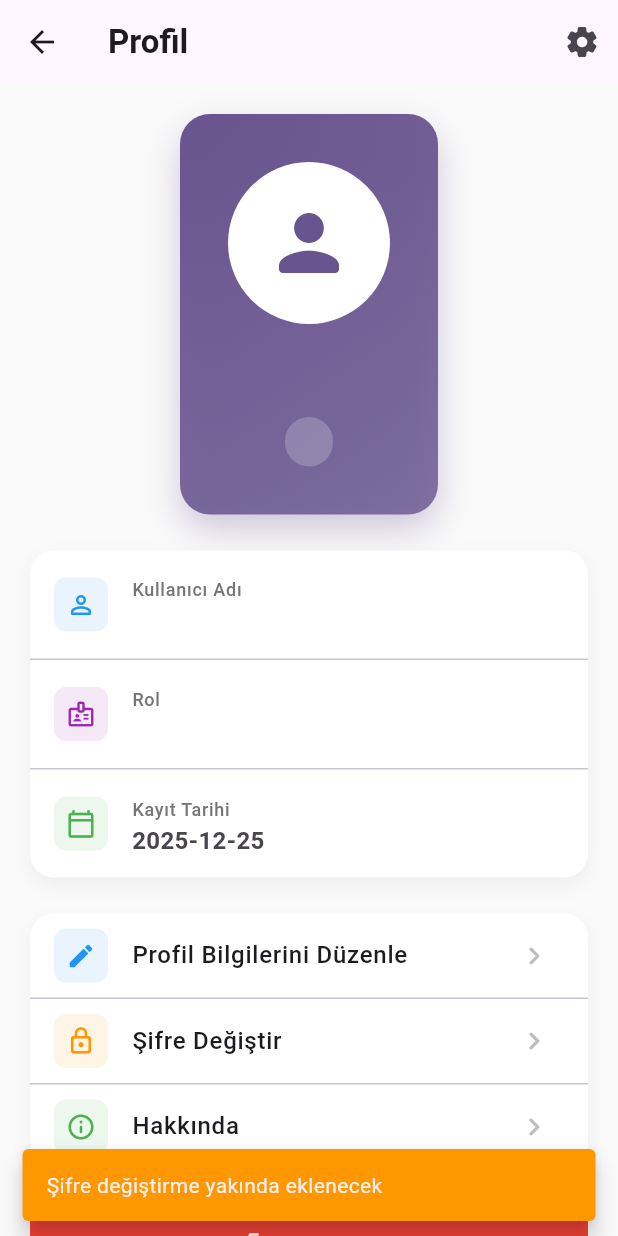
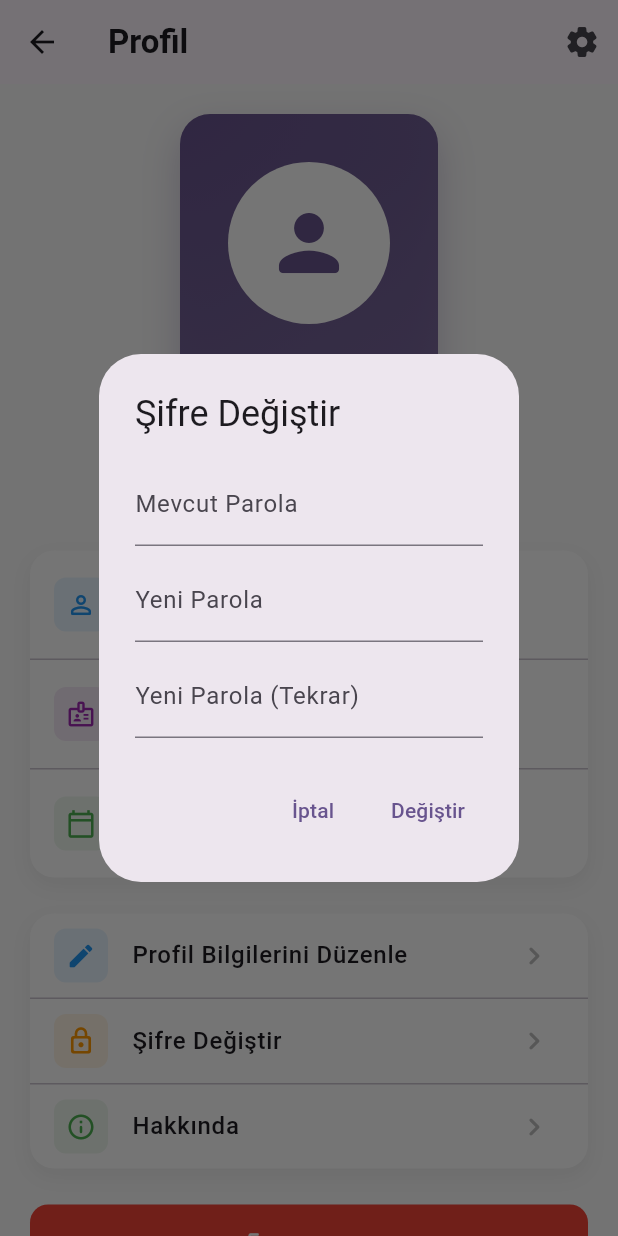
Before and after one commit to er3nnz/flutterProject, a Flutter app: the ProfileScreen screen opened directly, after a tap on "Şifre Değiştir", on a phone screen of 412 x 824 dp. Run offline on Flutter 3.47's test engine with Material 3 defaults, Android fonts, the phone set to English and light mode, and no system bars; our stand-ins replace shared_preferences, sqflite; accounts and stored records are empty.

Commit message:
profil sayfası düzenlendi.

```diff
--- a/lib/main.dart
+++ b/lib/main.dart
@@ -1,10 +1,12 @@
 import 'package:flutter/material.dart';
 import 'package:ders_project/screens/login_screen.dart';
 import 'package:ders_project/db/database_helper.dart';
+import 'package:ders_project/services/auth_service.dart';
 
 Future<void> main() async {
   WidgetsFlutterBinding.ensureInitialized();
   await _seedAdminIfMissing();
+  await AuthService.instance.init();
   runApp(const MyApp());
 }
 
@@ -19,7 +21,6 @@ Future<void> _seedAdminIfMissing() async {
     final existing = await db.getUserByUsername(adminUsername);
     if (existing == null) {
       await db.registerUser(username: adminUsername, password: adminPassword, role: 'admin');
-      print('Seeded default admin user: $adminUsername');
     } else {
       print('Admin user already exists');
     }
--- a/lib/screens/login_screen.dart
+++ b/lib/screens/login_screen.dart
@@ -1,5 +1,6 @@
 import 'package:flutter/material.dart';
 import 'package:ders_project/db/database_helper.dart';
+import 'package:ders_project/services/auth_service.dart';
 import 'package:ders_project/screens/register_screen.dart';
 import 'package:ders_project/screens/admin_home_screen.dart';
 import 'package:ders_project/screens/user_home_screen.dart';
@@ -39,6 +40,9 @@ class _LoginScreenState extends State<LoginScreen> {
       if (user == null) {
         ScaffoldMessenger.of(context).showSnackBar(const SnackBar(content: Text('Kullanıcı adı veya parola yanlış')));
       } else {
+        // Persist session
+        await AuthService.instance.setCurrentUser(user);
+
         ScaffoldMessenger.of(context).showSnackBar(const SnackBar(content: Text('Giriş başarılı')));
         if (user.role == 'admin') {
           Navigator.of(context).pushReplacement(MaterialPageRoute(builder: (_) => const AdminHomeScreen()));
@@ -61,7 +65,7 @@ class _LoginScreenState extends State<LoginScreen> {
       body: Container(
         decoration: BoxDecoration(
           gradient: LinearGradient(
-            colors: [Colors.white, theme.colorScheme.primary.withOpacity(0.06)],
+            colors: [Colors.white, theme.colorScheme.primary.withValues(alpha: 0.06)],
             begin: Alignment.topCenter,
             end: Alignment.bottomCenter,
           ),
--- a/lib/screens/profile_screen.dart
+++ b/lib/screens/profile_screen.dart
@@ -1,5 +1,8 @@
 import 'package:flutter/material.dart';
-import '../models/user.dart';
+import 'package:ders_project/models/user.dart';
+import 'package:ders_project/services/auth_service.dart';
+import 'package:ders_project/screens/login_screen.dart';
+import 'package:ders_project/db/database_helper.dart';
 
 class ProfileScreen extends StatefulWidget {
   const ProfileScreen({super.key});
@@ -11,20 +14,167 @@ class ProfileScreen extends StatefulWidget {
 class _ProfileScreenState extends State<ProfileScreen> {
   User? _currentUser;
   bool _isLoading = true;
+  late VoidCallback _authListener;
 
   @override
   void initState() {
     super.initState();
+    _authListener = () {
+      setState(() {
+        _currentUser = AuthService.instance.currentUser.value;
+      });
+    };
+    AuthService.instance.currentUser.addListener(_authListener);
     _loadUserProfile();
+  }
+
+  @override
+  void dispose() {
+    AuthService.instance.currentUser.removeListener(_authListener);
+    super.dispose();
   }
 
   Future<void> _loadUserProfile() async {
     setState(() => _isLoading = true);
-    // TODO: Get current logged in user from auth state
-    // For now, we'll show a placeholder
+    final user = await AuthService.instance.getCurrentUser();
     setState(() {
+      _currentUser = user;
       _isLoading = false;
     });
+  }
+
+  // New: Edit profile (username)
+  Future<void> _showEditProfileDialog() async {
+    final db = DatabaseHelper.instance;
+    final usernameController = TextEditingController(text: _currentUser?.username ?? '');
+    final formKey = GlobalKey<FormState>();
+    final result = await showDialog<bool>(
+      context: context,
+      builder: (context) => AlertDialog(
+        title: const Text('Profil Bilgilerini Düzenle'),
+        content: Form(
+          key: formKey,
+          child: TextFormField(
+            controller: usernameController,
+            decoration: const InputDecoration(labelText: 'Kullanıcı adı'),
+            validator: (v) => (v == null || v.trim().isEmpty) ? 'Kullanıcı adı gerekli' : null,
+          ),
+        ),
+        actions: [
+          TextButton(onPressed: () => Navigator.pop(context, false), child: const Text('İptal')),
+          TextButton(
+            onPressed: () async {
+              if (!formKey.currentState!.validate()) return;
+              final newUsername = usernameController.text.trim();
+              try {
+                // ensure not taken by another user
+                final check = await db.getUserByUsername(newUsername);
+                if (check != null && check.id != _currentUser?.id) {
+                  ScaffoldMessenger.of(context).showSnackBar(const SnackBar(content: Text('Bu kullanıcı adı zaten kullanılıyor')));
+                  return;
+                }
+
+                if (_currentUser?.id == null) {
+                  ScaffoldMessenger.of(context).showSnackBar(const SnackBar(content: Text('Kullanıcı bilgisi bulunamadı')));
+                  return;
+                }
+
+                await db.updateUsername(_currentUser!.id!, newUsername);
+                final updated = await db.getUserById(_currentUser!.id!);
+                if (updated != null) {
+                  await AuthService.instance.setCurrentUser(updated);
+                }
+
+                if (!mounted) return;
+                ScaffoldMessenger.of(context).showSnackBar(const SnackBar(content: Text('Kullanıcı adı güncellendi')));
+                Navigator.pop(context, true);
+              } catch (e) {
+                if (mounted) ScaffoldMessenger.of(context).showSnackBar(SnackBar(content: Text('Güncelleme başarısız: ${e.toString()}')));
+              }
+            },
+            child: const Text('Kaydet'),
+          ),
+        ],
+      ),
+    );
+
+    if (result == true) _loadUserProfile();
+  }
+
+  // New: Change password dialog
+  Future<void> _showChangePasswordDialog() async {
+    final db = DatabaseHelper.instance;
+    final currentController = TextEditingController();
+    final newController = TextEditingController();
+    final confirmController = TextEditingController();
+    final formKey = GlobalKey<FormState>();
+
+    final result = await showDialog<bool>(
+      context: context,
+      builder: (context) => AlertDialog(
+        title: const Text('Şifre Değiştir'),
+        content: Form(
+          key: formKey,
+          child: Column(
+            mainAxisSize: MainAxisSize.min,
+            children: [
+              TextFormField(
+                controller: currentController,
+                decoration: const InputDecoration(labelText: 'Mevcut Parola'),
+                obscureText: true,
+                validator: (v) => (v == null || v.isEmpty) ? 'Mevcut parola gerekli' : null,
+              ),
+              const SizedBox(height: 8),
+              TextFormField(
+                controller: newController,
+                decoration: const InputDecoration(labelText: 'Yeni Parola'),
+                obscureText: true,
+                validator: (v) => (v == null || v.length < 4) ? 'Yeni parola en az 4 karakter olmalı' : null,
+              ),
+              const SizedBox(height: 8),
+              TextFormField(
+                controller: confirmController,
+                decoration: const InputDecoration(labelText: 'Yeni Parola (Tekrar)'),
+                obscureText: true,
+                validator: (v) => (v != newController.text) ? 'Parolalar eşleşmiyor' : null,
+              ),
+            ],
+          ),
+        ),
+        actions: [
+          TextButton(onPressed: () => Navigator.pop(context, false), child: const Text('İptal')),
+          TextButton(
+            onPressed: () async {
+              if (!formKey.currentState!.validate()) return;
+              if (_currentUser == null || _currentUser!.id == null) {
+                ScaffoldMessenger.of(context).showSnackBar(const SnackBar(content: Text('Kullanıcı bilgisi bulunamadı')));
+                return;
+              }
+
+              try {
+                // verify current password
+                final auth = await db.authenticateUser(username: _currentUser!.username, password: currentController.text);
+                if (auth == null) {
+                  ScaffoldMessenger.of(context).showSnackBar(const SnackBar(content: Text('Mevcut parola yanlış')));
+                  return;
+                }
+
+                await db.changePassword(userId: _currentUser!.id!, newPassword: newController.text);
+
+                if (!mounted) return;
+                ScaffoldMessenger.of(context).showSnackBar(const SnackBar(content: Text('Parola başarıyla değiştirildi')));
+                Navigator.pop(context, true);
+              } catch (e) {
+                if (mounted) ScaffoldMessenger.of(context).showSnackBar(SnackBar(content: Text('Şifre değiştirilemedi: ${e.toString()}')));
+              }
+            },
+            child: const Text('Değiştir'),
+          ),
+        ],
+      ),
+    );
+
+    if (result == true) _loadUserProfile();
   }
 
   void _showLogoutDialog() {
@@ -40,9 +190,10 @@ class _ProfileScreenState extends State<ProfileScreen> {
             child: const Text('İptal'),
           ),
           TextButton(
-            onPressed: () {
-              // TODO: Implement logout functionality
+            onPressed: () async {
               Navigator.pop(context);
+              await AuthService.instance.clear();
+              if (!mounted) return;
               ScaffoldMessenger.of(context).showSnackBar(
                 const SnackBar(
                   content: Text('Çıkış yapıldı'),
@@ -50,8 +201,7 @@ class _ProfileScreenState extends State<ProfileScreen> {
                   behavior: SnackBarBehavior.floating,
                 ),
               );
-              // Navigate to login screen
-              // Navigator.pushReplacementNamed(context, '/login');
+              Navigator.of(context).pushReplacement(MaterialPageRoute(builder: (_) => const LoginScreen()));
             },
             style: TextButton.styleFrom(foregroundColor: Colors.red),
             child: const Text('Çıkış Yap'),
@@ -75,7 +225,6 @@ class _ProfileScreenState extends State<ProfileScreen> {
           IconButton(
             icon: const Icon(Icons.settings_rounded),
             onPressed: () {
-              // TODO: Navigate to settings
               ScaffoldMessenger.of(context).showSnackBar(
                 const SnackBar(
                   content: Text('Ayarlar yakında eklenecek'),
@@ -101,7 +250,7 @@ class _ProfileScreenState extends State<ProfileScreen> {
                       gradient: LinearGradient(
                         colors: [
                           Theme.of(context).colorScheme.primary,
-                          Theme.of(context).colorScheme.primary.withValues(alpha: 0.8),
+                          Theme.of(context).colorScheme.primary.withOpacity(0.8),
                         ],
                         begin: Alignment.topLeft,
                         end: Alignment.bottomRight,
@@ -109,7 +258,7 @@ class _ProfileScreenState extends State<ProfileScreen> {
                       borderRadius: BorderRadius.circular(20),
                       boxShadow: [
                         BoxShadow(
-                          color: Theme.of(context).colorScheme.primary.withValues(alpha: 0.3),
+                          color: Theme.of(context).colorScheme.primary.withOpacity(0.3),
                           blurRadius: 20,
                           offset: const Offset(0, 10),
                         ),
@@ -146,7 +295,7 @@ class _ProfileScreenState extends State<ProfileScreen> {
                         Container(
                           padding: const EdgeInsets.symmetric(horizontal: 16, vertical: 6),
                           decoration: BoxDecoration(
-                            color: Colors.white.withValues(alpha: 0.2),
+                            color: Colors.white.withOpacity(0.2),
                             borderRadius: BorderRadius.circular(20),
                           ),
                           child: Text(
@@ -170,7 +319,7 @@ class _ProfileScreenState extends State<ProfileScreen> {
                       borderRadius: BorderRadius.circular(16),
                       boxShadow: [
                         BoxShadow(
-                          color: Colors.black.withValues(alpha: 0.05),
+                          color: Colors.black.withOpacity(0.05),
                           blurRadius: 10,
                           offset: const Offset(0, 5),
                         ),
@@ -196,7 +345,7 @@ class _ProfileScreenState extends State<ProfileScreen> {
                           _buildInfoTile(
                             Icons.calendar_today_outlined,
                             'Kayıt Tarihi',
-                            _currentUser!.createdAt.toString().substring(0, 10),
+                            _currentUser!.createdAt!.toIso8601String().substring(0, 10),
                             Colors.green,
                           ),
                         ],
@@ -212,7 +361,7 @@ class _ProfileScreenState extends State<ProfileScreen> {
                       borderRadius: BorderRadius.circular(16),
                       boxShadow: [
                         BoxShadow(
-                          color: Colors.black.withValues(alpha: 0.05),
+                          color: Colors.black.withOpacity(0.05),
                           blurRadius: 10,
                           offset: const Offset(0, 5),
                         ),
@@ -225,13 +374,7 @@ class _ProfileScreenState extends State<ProfileScreen> {
                           'Profil Bilgilerini Düzenle',
                           Colors.blue,
                           () {
-                            ScaffoldMessenger.of(context).showSnackBar(
-                              const SnackBar(
-                                content: Text('Profil düzenleme yakında eklenecek'),
-                                backgroundColor: Colors.orange,
-                                behavior: SnackBarBehavior.floating,
-                              ),
-                            );
+                            _showEditProfileDialog();
                           },
                         ),
                         const Divider(height: 1),
@@ -240,13 +383,7 @@ class _ProfileScreenState extends State<ProfileScreen> {
                           'Şifre Değiştir',
                           Colors.orange,
                           () {
-                            ScaffoldMessenger.of(context).showSnackBar(
-                              const SnackBar(
-                                content: Text('Şifre değiştirme yakında eklenecek'),
-                                backgroundColor: Colors.orange,
-                                behavior: SnackBarBehavior.floating,
-                              ),
-                            );
+                            _showChangePasswordDialog();
                           },
                         ),
                         const Divider(height: 1),
@@ -308,7 +445,7 @@ class _ProfileScreenState extends State<ProfileScreen> {
       leading: Container(
         padding: const EdgeInsets.all(8),
         decoration: BoxDecoration(
-          color: color.withValues(alpha: 0.1),
+          color: color.withOpacity(0.1),
           borderRadius: BorderRadius.circular(8),
         ),
         child: Icon(icon, color: color, size: 20),
@@ -336,7 +473,7 @@ class _ProfileScreenState extends State<ProfileScreen> {
       leading: Container(
         padding: const EdgeInsets.all(8),
         decoration: BoxDecoration(
-          color: color.withValues(alpha: 0.1),
+          color: color.withOpacity(0.1),
           borderRadius: BorderRadius.circular(8),
         ),
         child: Icon(icon, color: color, size: 20),
--- /dev/null
+++ b/lib/services/auth_service.dart
@@ -0,0 +1,39 @@
+import 'package:shared_preferences/shared_preferences.dart';
+import 'package:ders_project/models/user.dart';
+import 'package:ders_project/db/database_helper.dart';
+import 'package:flutter/foundation.dart';
+
+class AuthService {
+  AuthService._privateConstructor();
+  static final AuthService instance = AuthService._privateConstructor();
+
+  static const _kCurrentUsername = 'current_username';
+  final ValueNotifier<User?> currentUser = ValueNotifier<User?>(null);
+
+  Future<void> init() async {
+    await getCurrentUser();
+  }
+
+  Future<User?> getCurrentUser() async {
+    if (currentUser.value != null) return currentUser.value;
+    final prefs = await SharedPreferences.getInstance();
+    final username = prefs.getString(_kCurrentUsername);
+    if (username == null) return null;
+    final db = DatabaseHelper.instance;
+    final user = await db.getUserByUsername(username);
+    currentUser.value = user;
+    return user;
+  }
+
+  Future<void> setCurrentUser(User user) async {
+    final prefs = await SharedPreferences.getInstance();
+    await prefs.setString(_kCurrentUsername, user.username);
+    currentUser.value = user;
+  }
+
+  Future<void> clear() async {
+    final prefs = await SharedPreferences.getInstance();
+    await prefs.remove(_kCurrentUsername);
+    currentUser.value = null;
+  }
+}
--- a/pubspec.yaml
+++ b/pubspec.yaml
@@ -38,6 +38,7 @@ dependencies:
   path: ^1.8.3
   path_provider: ^2.0.15
   crypto: ^3.0.2
+  shared_preferences: ^2.1.0
 
 dev_dependencies:
   flutter_test:
```
Also changed, not shown: lib/db/database_helper.dart (+19 -0 lines), lib/screens/register_screen.dart (+7 -1 lines), pubspec.lock.
